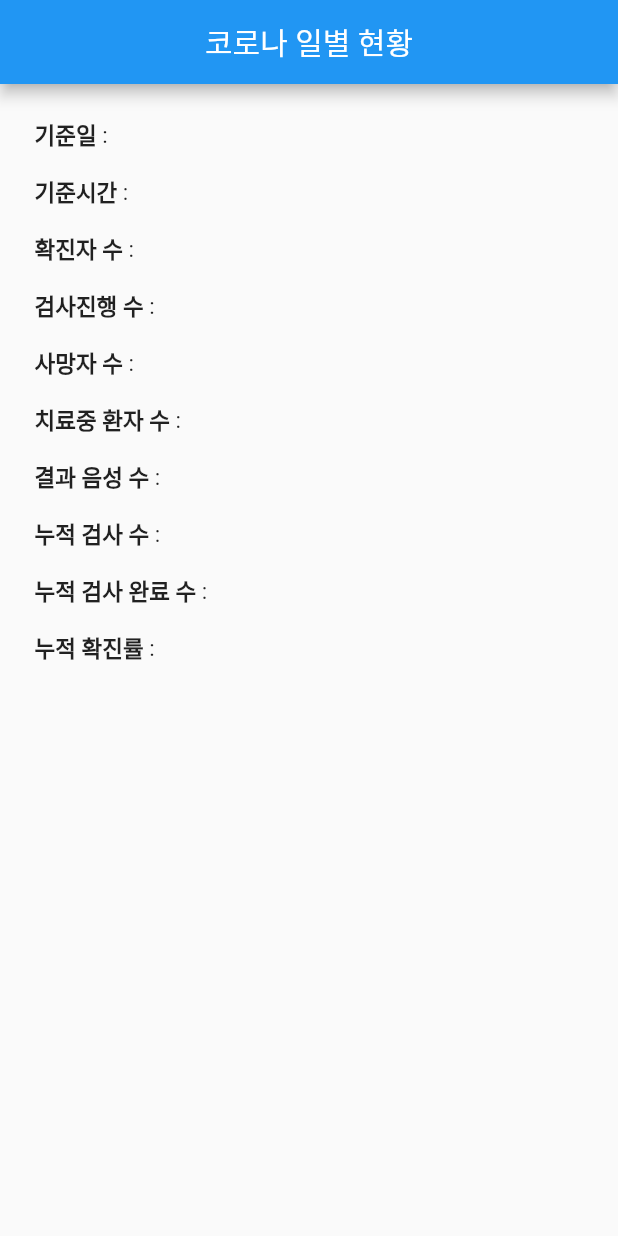
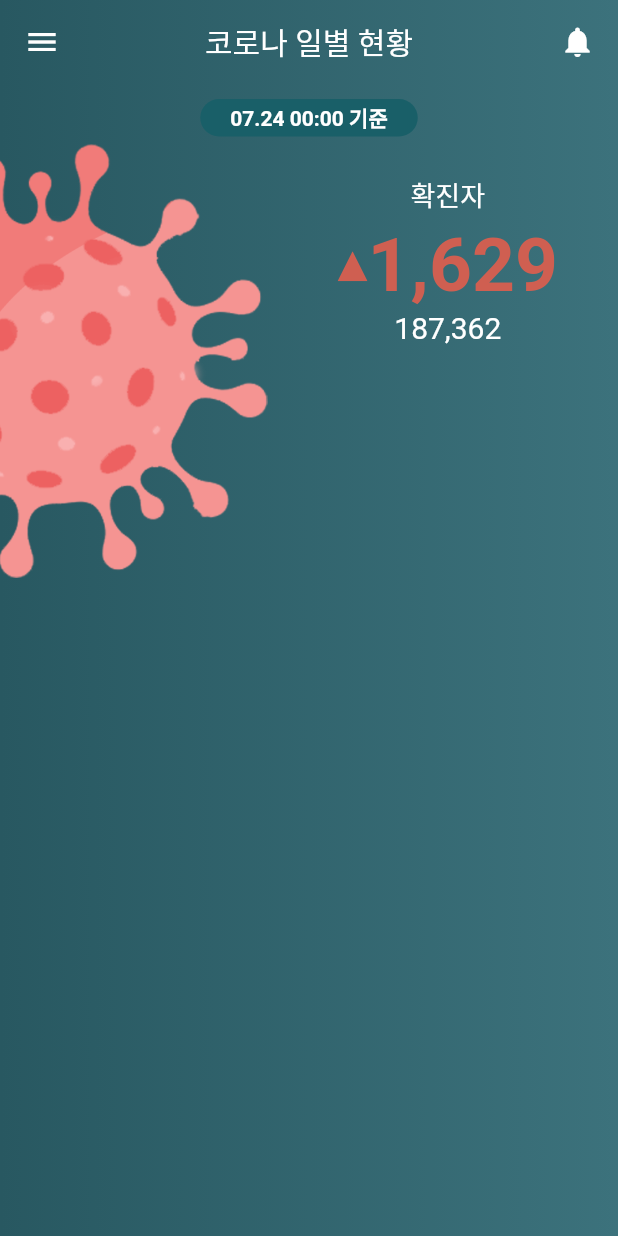
Before and after one commit to mugon-dev/flutter_covid_statistics, a Flutter app: the screen it shows after launch, on a phone screen of 412 x 824 dp. Run offline on Flutter 3.47's test engine with Material 2 defaults, Android fonts, the phone set to English and light mode, and no system bars; our stand-ins replace dio, get.

Commit message:
appbar, background, image 등 기본적인 ui 구현

```diff
--- a/lib/main.dart
+++ b/lib/main.dart
@@ -16,6 +16,9 @@ class MyApp extends StatelessWidget {
       initialBinding: BindingsBuilder(() {
         Get.put(CovidStatisticsController());
       }),
+      theme: ThemeData(
+        primaryColor: Colors.white,
+      ),
       home: App(),
     );
   }
--- a/lib/src/app.dart
+++ b/lib/src/app.dart
@@ -1,9 +1,10 @@
+import 'package:covid_statistics/src/canvas/arrow_clip_path.dart';
 import 'package:covid_statistics/src/controller/covid_statistics_controller.dart';
 import 'package:flutter/material.dart';
 import 'package:get/get.dart';
 
 class App extends GetView<CovidStatisticsController> {
-  const App({Key? key}) : super(key: key);
+  late double headerTopZone;
 
   Widget infoWidget(String title, String value) {
     return Padding(
@@ -25,31 +26,117 @@ class App extends GetView<CovidStatisticsController> {
 
   @override
   Widget build(BuildContext context) {
+    headerTopZone = Get.mediaQuery.padding.top + AppBar().preferredSize.height;
     return Scaffold(
         appBar: AppBar(
-        title: Text("코로나 일별 현황"),
+          backgroundColor: Colors.transparent,
+          leading: Icon(
+            Icons.menu,
+            color: Colors.white,
+          ),
+          title: Text(
+            "코로나 일별 현황",
+            style: TextStyle(color: Colors.white),
+          ),
           centerTitle: true,
+          elevation: 0,
+          actions: [
+            Container(
+              padding: EdgeInsets.symmetric(horizontal: 15),
+              child: Icon(
+                Icons.notifications,
+                color: Colors.white,
               ),
-      body: Container(
-        padding: const EdgeInsets.all(15),
-        child: Obx(() {
-          var info = controller.covidStatistic.value;
-          return Column(
+            )
+          ],
+        ),
+        // body영역이 appbar까지
+        extendBodyBehindAppBar: true,
+        body: Stack(
           children: [
-              infoWidget("기준일", info.stateDt ?? ''),
-              infoWidget("기준시간", info.stateTime ?? ''),
-              infoWidget("확진자 수", info.decideCnt ?? ''),
-              infoWidget("검사진행 수", info.examCnt ?? ''),
-              infoWidget("사망자 수", info.deathCnt ?? ''),
-              infoWidget("치료중 환자 수", info.careCnt ?? ''),
-              infoWidget("결과 음성 수", info.resutlNegCnt ?? ''),
-              infoWidget("누적 검사 수", info.accExamCnt ?? ''),
-              infoWidget("누적 검사 완료 수", info.accExamCompCnt ?? ''),
-              infoWidget("누적 확진률", info.accDefRate ?? ''),
+            Container(
+              decoration: BoxDecoration(
+                gradient: LinearGradient(
+                  begin: Alignment.centerRight,
+                  end: Alignment.centerLeft,
+                  colors: [
+                    Color(0xff3c727c),
+                    Color(0xff285861),
                   ],
-          );
-        }),
                 ),
-    );
+              ),
+            ),
+            Positioned(
+              left: -110,
+              top: headerTopZone + 40,
+              child: Container(
+                child: Image.asset(
+                  "assets/covid_img.png",
+                  width: Get.size.width * 0.7,
+                ),
+              ),
+            ),
+            Positioned(
+              top: headerTopZone + 10,
+              left: 0,
+              right: 0,
+              child: Center(
+                child: Container(
+                  padding:
+                      const EdgeInsets.symmetric(horizontal: 20, vertical: 2),
+                  decoration: BoxDecoration(
+                    borderRadius: BorderRadius.circular(20),
+                    color: Color(0xff195f68),
+                  ),
+                  child: Text(
+                    "07.24 00:00 기준",
+                    style: TextStyle(
+                      color: Colors.white,
+                      fontWeight: FontWeight.bold,
+                    ),
+                  ),
+                ),
+              ),
+            ),
+            Positioned(
+              top: headerTopZone + 60,
+              right: 40,
+              child: Column(
+                children: [
+                  Text(
+                    '확진자',
+                    style: TextStyle(color: Colors.white, fontSize: 18),
+                  ),
+                  SizedBox(
+                    height: 5,
+                  ),
+                  Row(
+                    children: [
+                      ClipPath(
+                        clipper: ArrowClipPath(),
+                        child: Container(
+                          width: 20,
+                          height: 20,
+                          color: Color(0xffcf5f51),
+                        ),
+                      ),
+                      Text(
+                        '1,629',
+                        style: TextStyle(
+                            color: Color(0xffcf5f51),
+                            fontSize: 50,
+                            fontWeight: FontWeight.bold),
+                      ),
+                    ],
+                  ),
+                  Text(
+                    '187,362',
+                    style: TextStyle(color: Colors.white, fontSize: 20),
+                  ),
+                ],
+              ),
+            ),
+          ],
+        ));
   }
 }
--- /dev/null
+++ b/lib/src/canvas/arrow_clip_path.dart
@@ -0,0 +1,20 @@
+import 'package:flutter/material.dart';
+
+class ArrowClipPath extends CustomClipper<Path> {
+  @override
+  Path getClip(Size size) {
+    // 자식의 사이즈를 가지고 옴
+    // print(size)
+    // 0,0 , 0,20 , 20,0 , 20,20
+    var path = Path();
+    path.moveTo(0, size.height);
+    path.lineTo(size.width * 0.5, 0);
+    path.lineTo(size.width, size.height);
+    path.close();
+    return path;
+  }
+
+  //화면이 바뀔때 그림을 다시 그릴 것인가 ?
+  @override
+  bool shouldReclip(covariant CustomClipper<Path> oldClipper) => true;
+}
--- a/lib/src/repository/covid_statistics_repository.dart
+++ b/lib/src/repository/covid_statistics_repository.dart
@@ -4,6 +4,165 @@ import 'package:xml/xml.dart';
 
 class CovidStatisticsRepository {
   late var _dio;
+  final bookshelfXml =
+      '''<?xml version="1.0" encoding="UTF-8" standalone="yes"?>
+<response>
+    <header>
+        <resultCode>00</resultCode>
+        <resultMsg>NORMAL SERVICE.</resultMsg>
+    </header>
+    <body>
+        <items>
+            <item>
+                <accDefRate>2.6359702544</accDefRate>
+                <accExamCnt>364942</accExamCnt>
+                <accExamCompCnt>350573</accExamCompCnt>
+                <careCnt>5281</careCnt>
+                <clearCnt>4144</clearCnt>
+                <createDt>2020-03-26 10:40:50.50</createDt>
+                <deathCnt>131</deathCnt>
+                <decideCnt>9241</decideCnt>
+                <examCnt>14369</examCnt>
+                <resutlNegCnt>341332</resutlNegCnt>
+                <seq>86</seq>
+                <stateDt>20200326</stateDt>
+                <stateTime>00:00</stateTime>
+                <updateDt>2020-03-26 10:40:50.50</updateDt>
+            </item>
+            <item>
+                <accDefRate>2.6590574416</accDefRate>
+                <accExamCnt>357896</accExamCnt>
+                <accExamCompCnt>343618</accExamCompCnt>
+                <careCnt>5410</careCnt>
+                <clearCnt>3730</clearCnt>
+                <createDt>2020-03-25 10:12:04.04</createDt>
+                <deathCnt>126</deathCnt>
+                <decideCnt>9137</decideCnt>
+                <examCnt>14278</examCnt>
+                <resutlNegCnt>334481</resutlNegCnt>
+                <seq>85</seq>
+                <stateDt>20200325</stateDt>
+                <stateTime>00:00</stateTime>
+                <updateDt>2020-03-25 10:12:04.04</updateDt>
+            </item>
+            <item>
+                <accDefRate>2.7126570651</accDefRate>
+                <accExamCnt>348582</accExamCnt>
+                <accExamCompCnt>333142</accExamCompCnt>
+                <careCnt>5684</careCnt>
+                <clearCnt>3507</clearCnt>
+                <createDt>2020-03-24 10:20:57.57</createDt>
+                <deathCnt>120</deathCnt>
+                <decideCnt>9037</decideCnt>
+                <examCnt>15440</examCnt>
+                <resutlNegCnt>324105</resutlNegCnt>
+                <seq>84</seq>
+                <stateDt>20200324</stateDt>
+                <stateTime>00:00</stateTime>
+                <updateDt>2020-03-24 10:20:57.57</updateDt>
+            </item>
+            <item>
+                <accDefRate>2.7622623363</accDefRate>
+                <accExamCnt>338036</accExamCnt>
+                <accExamCompCnt>324408</accExamCompCnt>
+                <careCnt>5884</careCnt>
+                <clearCnt>3166</clearCnt>
+                <createDt>2020-03-23 10:27:32.32</createDt>
+                <deathCnt>111</deathCnt>
+                <decideCnt>8961</decideCnt>
+                <examCnt>13628</examCnt>
+                <resutlNegCnt>315447</resutlNegCnt>
+                <seq>82</seq>
+                <stateDt>20200323</stateDt>
+                <stateTime>00:00</stateTime>
+                <updateDt>2020-03-23 10:27:32.32</updateDt>
+            </item>
+            <item>
+                <accDefRate>2.8045013239</accDefRate>
+                <accExamCnt>331780</accExamCnt>
+                <accExamCompCnt>317240</accExamCompCnt>
+                <careCnt>6085</careCnt>
+                <clearCnt>2909</clearCnt>
+                <createDt>2020-03-22 10:07:28.28</createDt>
+                <deathCnt>104</deathCnt>
+                <decideCnt>8897</decideCnt>
+                <examCnt>14540</examCnt>
+                <resutlNegCnt>308343</resutlNegCnt>
+                <seq>81</seq>
+                <stateDt>20200322</stateDt>
+                <stateTime>00:00</stateTime>
+                <updateDt>2020-03-22 10:07:28.28</updateDt>
+            </item>
+            <item>
+                <accDefRate>2.8219560302</accDefRate>
+                <accExamCnt>327509</accExamCnt>
+                <accExamCompCnt>311805</accExamCompCnt>
+                <careCnt>6325</careCnt>
+                <clearCnt>2612</clearCnt>
+                <createDt>2020-03-21 10:02:58.58</createDt>
+                <deathCnt>102</deathCnt>
+                <decideCnt>8799</decideCnt>
+                <examCnt>15704</examCnt>
+                <resutlNegCnt>303006</resutlNegCnt>
+                <seq>80</seq>
+                <stateDt>20200321</stateDt>
+                <stateTime>00:00</stateTime>
+                <updateDt>2020-03-21 10:02:58.58</updateDt>
+            </item>
+            <item>
+                <accDefRate>2.8730918280</accDefRate>
+                <accExamCnt>316664</accExamCnt>
+                <accExamCompCnt>301139</accExamCompCnt>
+                <careCnt>6527</careCnt>
+                <clearCnt>2233</clearCnt>
+                <createDt>2020-03-20 10:15:59.59</createDt>
+                <deathCnt>94</deathCnt>
+                <decideCnt>8652</decideCnt>
+                <examCnt>15525</examCnt>
+                <resutlNegCnt>292487</resutlNegCnt>
+                <seq>79</seq>
+                <stateDt>20200320</stateDt>
+                <stateTime>00:00</stateTime>
+                <updateDt>2020-03-20 10:15:59.59</updateDt>
+            </item>
+            <item>
+                <accDefRate>2.9420857378</accDefRate>
+                <accExamCnt>307024</accExamCnt>
+                <accExamCompCnt>291120</accExamCompCnt>
+                <careCnt>6789</careCnt>
+                <clearCnt>1947</clearCnt>
+                <createDt>2020-03-19 10:07:57.57</createDt>
+                <deathCnt>91</deathCnt>
+                <decideCnt>8565</decideCnt>
+                <examCnt>15904</examCnt>
+                <resutlNegCnt>282555</resutlNegCnt>
+                <seq>78</seq>
+                <stateDt>20200319</stateDt>
+                <stateTime>00:00</stateTime>
+                <updateDt>2020-03-19 10:07:57.57</updateDt>
+            </item>
+            <item>
+                <accDefRate>3.0121625056</accDefRate>
+                <accExamCnt>295647</accExamCnt>
+                <accExamCompCnt>279301</accExamCompCnt>
+                <careCnt>6838</careCnt>
+                <clearCnt>1540</clearCnt>
+                <createDt>2020-03-18 10:26:15.15</createDt>
+                <deathCnt>84</deathCnt>
+                <decideCnt>8413</decideCnt>
+                <examCnt>16346</examCnt>
+                <resutlNegCnt>270888</resutlNegCnt>
+                <seq>77</seq>
+                <stateDt>20200318</stateDt>
+                <stateTime>00:00</stateTime>
+                <updateDt>2020-03-18 10:26:15.15</updateDt>
+            </item>
+        </items>
+        <numOfRows>10</numOfRows>
+        <pageNo>1</pageNo>
+        <totalCount>9</totalCount>
+    </body>
+</response>''';
   CovidStatisticsRepository() {
     _dio = Dio(BaseOptions(
       baseUrl: "http://openapi.data.go.kr",
@@ -14,9 +173,10 @@ class CovidStatisticsRepository {
     ));
   }
   Future<Covid19StatisticsModel> fetchCovid19Statistics() async {
-    var response =
-        await _dio.get('/openapi/service/rest/Covid19/getCovid19InfStateJson');
-    final document = XmlDocument.parse(response.data);
+    // var response =
+    //     await _dio.get('/openapi/service/rest/Covid19/getCovid19InfStateJson');
+    // final document = XmlDocument.parse(response.data);
+    final document = XmlDocument.parse(bookshelfXml);
     final results = document.findAllElements('item');
     if (results.isNotEmpty) {
       return Covid19StatisticsModel.fromXml(results.first);
--- a/pubspec.yaml
+++ b/pubspec.yaml
@@ -49,7 +49,8 @@ flutter:
   uses-material-design: true
 
   # To add assets to your application, add an assets section, like this:
-  # assets:
+  assets:
+    - assets/
   #   - images/a_dot_burr.jpeg
   #   - images/a_dot_ham.jpeg
 
```
Also changed, not shown: assets/covid_img.png (added). Lines whose indentation alone changed are shown as unchanged.
